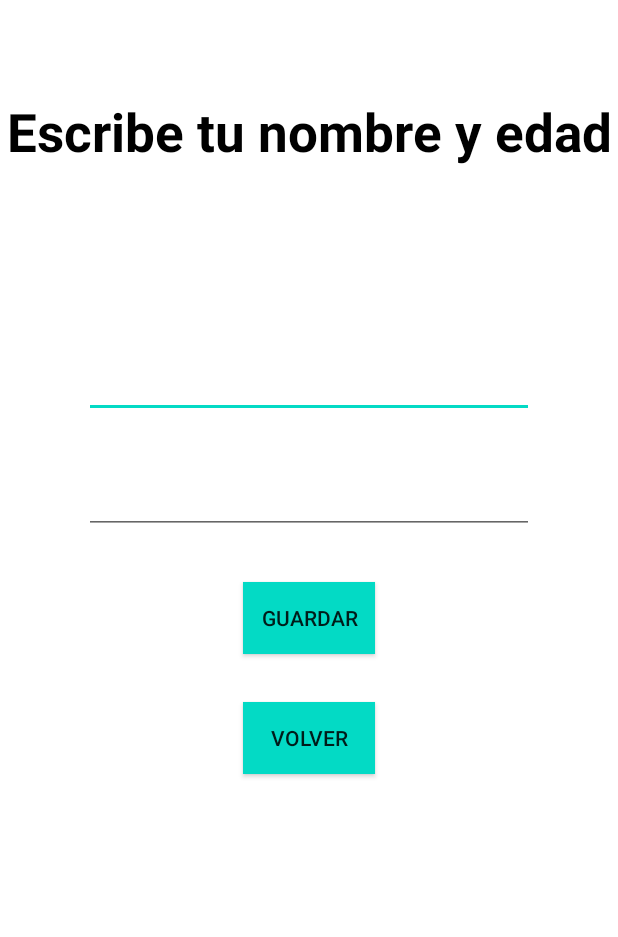
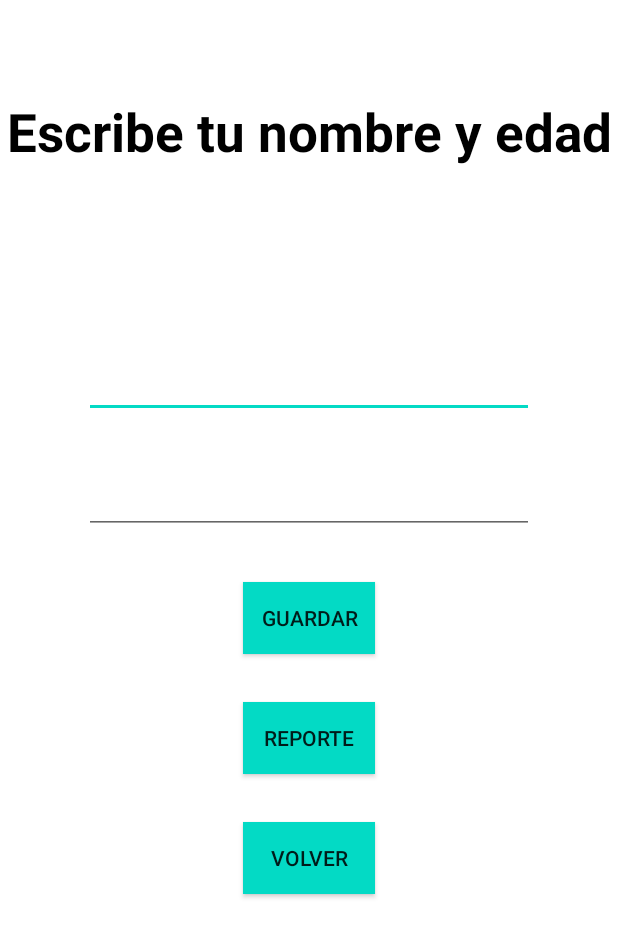
Before and after one commit to EduardoGomezdeJuana/PruebasAndroid, an Android app: the screen it shows after launch (FirstAppActivity), after a tap on "ABRIR", on a phone screen of 412 x 824 dp. Shown: the top 937 px of the screen. Run offline under Robolectric (Android 15) with nearby library versions, the phone set to English and light mode, and no system bars; our stand-ins replace Room's generated code.

```diff
--- /dev/null
+++ b/app/src/main/java/com/egomezdj/pruebasandroid/firstapp/AppDatabase.kt
@@ -0,0 +1,28 @@
+package com.egomezdj.pruebasandroid.firstapp
+
+import android.content.Context
+import androidx.room.Database
+import androidx.room.Room
+import androidx.room.RoomDatabase
+
+@Database(entities = [Persona::class], version = 1)
+abstract class AppDatabase : RoomDatabase() {
+    abstract fun personaDao(): PersonaDao
+
+    companion object {
+        @Volatile
+        private var INSTANCE: AppDatabase? = null
+
+        fun getDatabase(context: Context): AppDatabase {
+            return INSTANCE ?: synchronized(this) {
+                val instance = Room.databaseBuilder(
+                    context.applicationContext,
+                    AppDatabase::class.java,
+                    "persona_database"
+                ).build()
+                INSTANCE = instance
+                instance
+            }
+        }
+    }
+}
--- a/app/src/main/java/com/egomezdj/pruebasandroid/firstapp/FirstAppActivity.kt
+++ b/app/src/main/java/com/egomezdj/pruebasandroid/firstapp/FirstAppActivity.kt
@@ -1,11 +1,15 @@
 package com.egomezdj.pruebasandroid.firstapp
 
+import android.content.Intent
 import android.os.Bundle
 import android.widget.Toast
 import androidx.appcompat.app.AppCompatActivity
 import androidx.appcompat.widget.AppCompatButton
 import androidx.appcompat.widget.AppCompatEditText
 import com.egomezdj.pruebasandroid.R
+import kotlinx.coroutines.CoroutineScope
+import kotlinx.coroutines.Dispatchers
+import kotlinx.coroutines.launch
 
 class FirstAppActivity : AppCompatActivity() {
     override fun onCreate(savedInstanceState: Bundle?) {
@@ -13,18 +17,20 @@ class FirstAppActivity : AppCompatActivity() {
         setContentView(R.layout.activity_first_app)
 
         val btnGuardar = findViewById<AppCompatButton>(R.id.btnGuardar)
+        val btnReporte = findViewById<AppCompatButton>(R.id.btnReporte)
         val btnVolver = findViewById<AppCompatButton>(R.id.btnVolver)
         val etNombre = findViewById<AppCompatEditText>(R.id.etNombre)
         val etEdad = findViewById<AppCompatEditText>(R.id.etEdad)
-
-        val dbHelper = DatabaseHelper(this)
+        val dao = AppDatabase.getDatabase(this).personaDao()
 
         btnGuardar.setOnClickListener {
             val name = etNombre.text.toString()
             val age = etEdad.text.toString().toIntOrNull() ?: 0
 
             if (name.isNotEmpty() && age > 0) {
-                dbHelper.insertPerson(name, age)
+                CoroutineScope(Dispatchers.IO).launch {
+                    dao.insert(Persona(nombre = name, edad = age))
+                }
                 Toast.makeText(this, getString(R.string.guardado,name,age), Toast.LENGTH_SHORT).show()
 
                 // Limpiar campos de entrada
@@ -40,9 +46,18 @@ class FirstAppActivity : AppCompatActivity() {
                 etEdad.requestFocus()
             }
         }
+
+        // Botón para ir a la pantalla de reporte
+        btnReporte.setOnClickListener{ navigateToRepApp() }
+
         // Botón para volver a la actividad principal
         btnVolver.setOnClickListener {
             finish()
         }
     }
+
+    private fun navigateToRepApp() {
+        val intent = Intent(this, RepAppActivity::class.java)
+        startActivity(intent)
+    }
 }
--- a/app/src/main/java/com/egomezdj/pruebasandroid/firstapp/MenuActivity.kt
+++ b/app/src/main/java/com/egomezdj/pruebasandroid/firstapp/MenuActivity.kt
@@ -14,10 +14,10 @@ class MenuActivity : AppCompatActivity() {
         setContentView(R.layout.activity_menu)
 
         val btnDatos = findViewById<Button>(R.id.btnDatos)
-        btnDatos.setOnClickListener{ navigateToSaludApp() }
+        btnDatos.setOnClickListener{ navigateToFirstApp() }
     }
 
-    fun navigateToSaludApp(){
+    fun navigateToFirstApp(){
         val intent = Intent(this, FirstAppActivity::class.java)
         startActivity(intent)
     }
--- /dev/null
+++ b/app/src/main/java/com/egomezdj/pruebasandroid/firstapp/PersonaDao.kt
@@ -0,0 +1,15 @@
+package com.egomezdj.pruebasandroid.firstapp
+
+import androidx.lifecycle.LiveData
+import androidx.room.Dao
+import androidx.room.Insert
+import androidx.room.Query
+
+@Dao
+interface PersonaDao {
+    @Insert
+    suspend fun insert(persona: Persona)
+
+    @Query("SELECT * FROM Persona")
+    fun getAllPersonas(): LiveData<List<Persona>>
+}
--- a/app/src/main/res/layout/activity_first_app.xml
+++ b/app/src/main/res/layout/activity_first_app.xml
@@ -20,13 +20,25 @@
     </androidx.appcompat.widget.AppCompatButton>
 
     <androidx.appcompat.widget.AppCompatButton
+        android:id="@+id/btnReporte"
+        android:layout_width="wrap_content"
+        android:layout_height="wrap_content"
+        android:background="@color/teal_200"
+        android:text="@string/reporte"
+        android:layout_marginTop="32dp"
+        app:layout_constraintTop_toBottomOf="@+id/btnGuardar"
+        app:layout_constraintEnd_toEndOf="parent"
+        app:layout_constraintStart_toStartOf="parent">
+    </androidx.appcompat.widget.AppCompatButton>
+
+    <androidx.appcompat.widget.AppCompatButton
         android:id="@+id/btnVolver"
         android:layout_width="wrap_content"
         android:layout_height="wrap_content"
         android:background="@color/teal_200"
         android:text="@string/volver"
         android:layout_marginTop="32dp"
-        app:layout_constraintTop_toBottomOf="@+id/btnGuardar"
+        app:layout_constraintTop_toBottomOf="@+id/btnReporte"
         app:layout_constraintEnd_toEndOf="parent"
         app:layout_constraintStart_toStartOf="parent">
     </androidx.appcompat.widget.AppCompatButton>
--- a/app/src/main/res/values/strings.xml
+++ b/app/src/main/res/values/strings.xml
@@ -1,12 +1,15 @@
 <resources>
     <string name="app_name">PruebasAndroid</string>
     <string name="guardar">Guardar</string>
+    <string name="reporte">Reporte</string>
     <string name="volver">Volver</string>
     <string name="esc_nombre_edad">Escribe tu nombre y edad</string>
     <string name="hint_ejemplo">Esto es un ejemplo</string>
     <string name="rec_datos">Recogida datos</string>
     <string name="Abrir">Abrir</string>
     <string name="guardado">Guardado %1$s con edad %2$d</string>
+    <string name="nombre">Nombre</string>
+    <string name="edad">Edad</string>
     <string name="errnombre">&lt;Persona sin nombre&gt;</string>
     <string name="erredad">&lt;Edad incorrecta&gt;</string>
 </resources>
```
Also changed, not shown: app/build.gradle.kts (+7 -3 lines), app/src/main/AndroidManifest.xml (+7 -3 lines), app/src/main/java/com/egomezdj/pruebasandroid/firstapp/DBActivity.kt (deleted, +0 -44 lines), app/src/main/java/com/egomezdj/pruebasandroid/firstapp/Person.kt (deleted, +0 -7 lines), app/src/main/java/com/egomezdj/pruebasandroid/firstapp/Persona.kt (added, +12 -0 lines), app/src/main/java/com/egomezdj/pruebasandroid/firstapp/PersonaAdapter.kt (added, +52 -0 lines), app/src/main/java/com/egomezdj/pruebasandroid/firstapp/RepAppActivity.kt (added, +33 -0 lines), app/src/main/res/layout/activity_rep_app.xml (added, +25 -0 lines), app/src/main/res/layout/item_persona.xml (added, +21 -0 lines), build.gradle.kts (+13 -2 lines).
